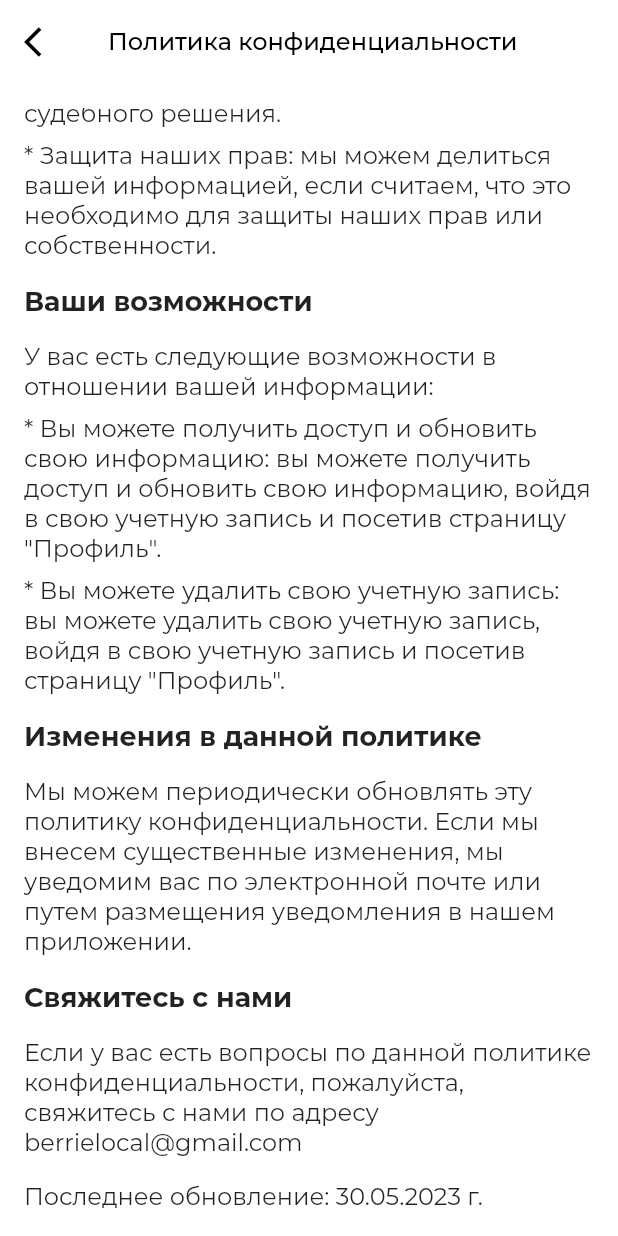
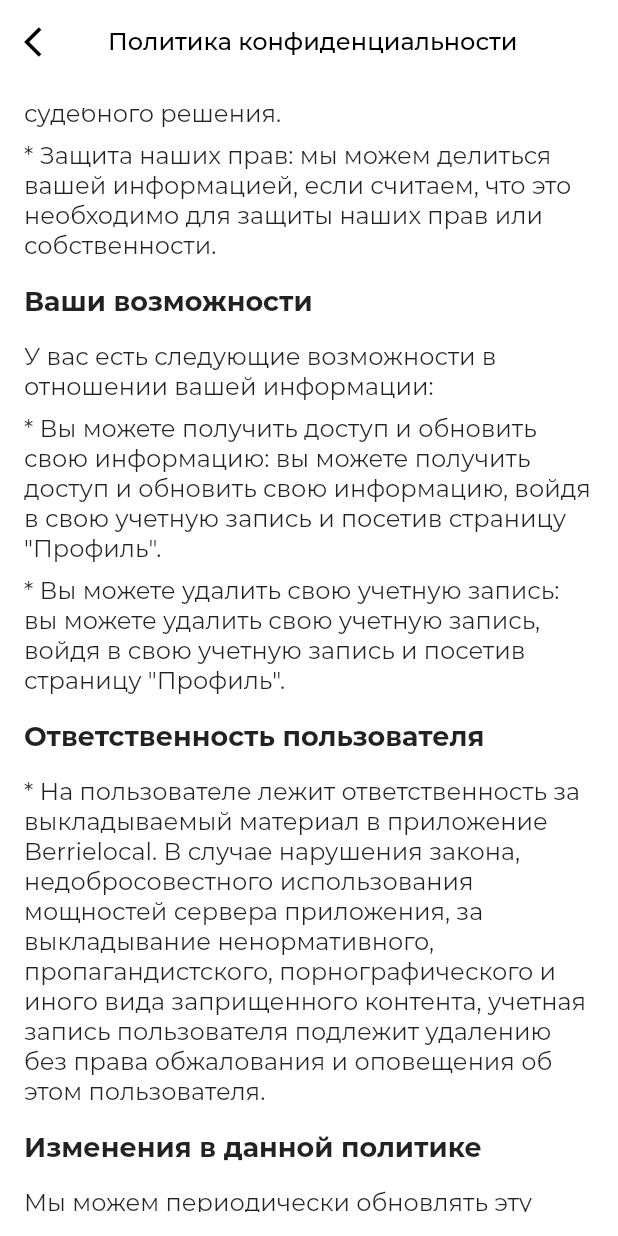
Before and after one commit to berrielocal/mobile, a Flutter app: the PolicyScreenWidget screen opened by its route, scrolled down 1602 dp, on a phone screen of 412 x 824 dp. Run offline on Flutter 3.47's test engine with Material 3 defaults, Android fonts, the phone set to English and light mode, and no system bars; our stand-ins replace auto_route, cached_network_image, decimal, dio, firebase_analytics, firebase_core and 9 more; missing offline and left inert: appmetrica_plugin, elementary, elementary_helper; accounts and stored records are empty; generated files the repository leaves out were written again; project files that could hold a hidden picture were left out.

Commit message:
privacy policy

```diff
--- a/lib/ui/feature/policy_screen.dart
+++ b/lib/ui/feature/policy_screen.dart
@@ -154,6 +154,16 @@ class PolicyScreenWidget extends StatelessWidget {
                 ),
                 SizedBox(height: 16.0),
                 Text(
+                  'Ответственность пользователя',
+                  style: TextStyle(fontSize: 18.0, fontWeight: FontWeight.bold),
+                ),
+                SizedBox(height: 16.0),
+                Text(
+                  '* На пользователе лежит ответственность за выкладываемый материал в приложение Berrielocal. В случае нарушения закона, недобросовестного использования мощностей сервера приложения, за выкладывание ненормативного, пропагандистского, порнографического и иного вида заприщенного контента, учетная запись пользователя подлежит удалению без права обжалования и оповещения об этом пользователя.',
+                  style: TextStyle(fontSize: 16.0),
+                ),
+                SizedBox(height: 16.0),
+                Text(
                   'Изменения в данной политике',
                   style: TextStyle(fontSize: 18.0, fontWeight: FontWeight.bold),
                 ),
```
